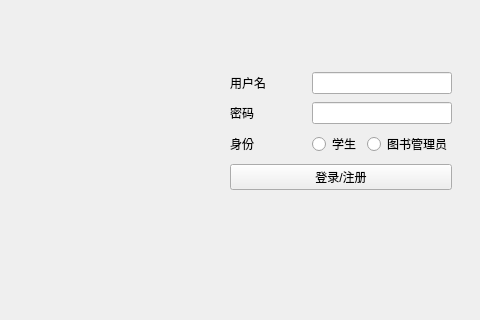
Old version of the form Some Projects/Library Management System/loginUI.ui in the repository LuffyToX/GUIApplicationOfPython.
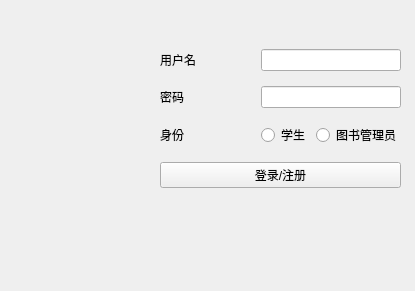
New version of the form. Icons and pictures are not drawn.

Patch:
```diff
--- a/Some Projects/Library Management System/loginUI.ui
+++ b/Some Projects/Library Management System/loginUI.ui
@@ -6,8 +6,8 @@
    <rect>
     <x>0</x>
     <y>0</y>
-    <width>480</width>
-    <height>320</height>
+    <width>415</width>
+    <height>291</height>
    </rect>
   </property>
   <property name="windowTitle">
@@ -20,10 +20,10 @@
   <widget class="QWidget" name="layoutWidget">
    <property name="geometry">
     <rect>
-     <x>230</x>
-     <y>70</y>
-     <width>222</width>
-     <height>125</height>
+     <x>160</x>
+     <y>40</y>
+     <width>241</width>
+     <height>161</height>
     </rect>
    </property>
    <layout class="QGridLayout" name="gridLayout">
@@ -41,19 +41,6 @@
       </property>
      </widget>
     </item>
-    <item row="0" column="1" colspan="2">
-     <spacer name="horizontalSpacer">
-      <property name="orientation">
-       <enum>Qt::Horizontal</enum>
-      </property>
-      <property name="sizeHint" stdset="0">
-       <size>
-        <width>28</width>
-        <height>20</height>
-       </size>
-      </property>
-     </spacer>
-    </item>
     <item row="1" column="1" colspan="2">
      <spacer name="horizontalSpacer_2">
       <property name="orientation">
@@ -125,6 +112,19 @@
       </property>
      </widget>
     </item>
+    <item row="0" column="1">
+     <spacer name="horizontalSpacer">
+      <property name="orientation">
+       <enum>Qt::Horizontal</enum>
+      </property>
+      <property name="sizeHint" stdset="0">
+       <size>
+        <width>28</width>
+        <height>20</height>
+       </size>
+      </property>
+     </spacer>
+    </item>
    </layout>
    <zorder>password_ld</zorder>
    <zorder>user_ld</zorder>
```
Left out of the diff: 2 changed lines with no effect on the pictures.
